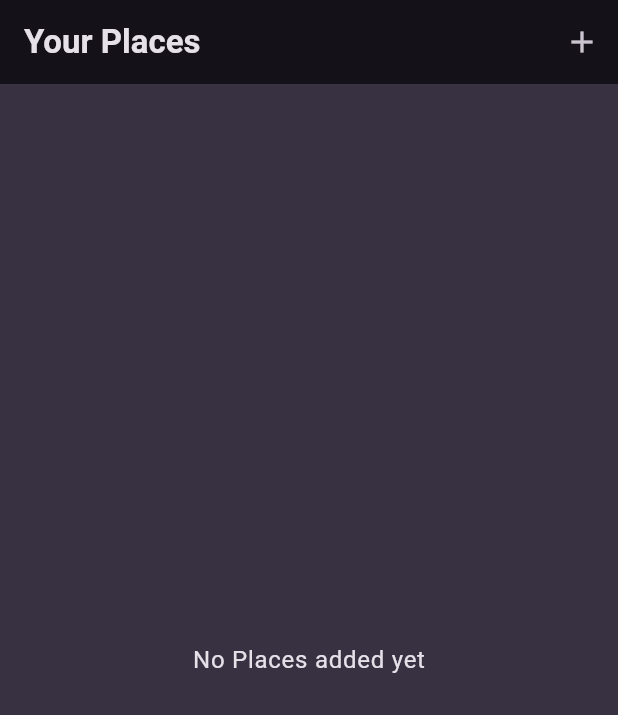
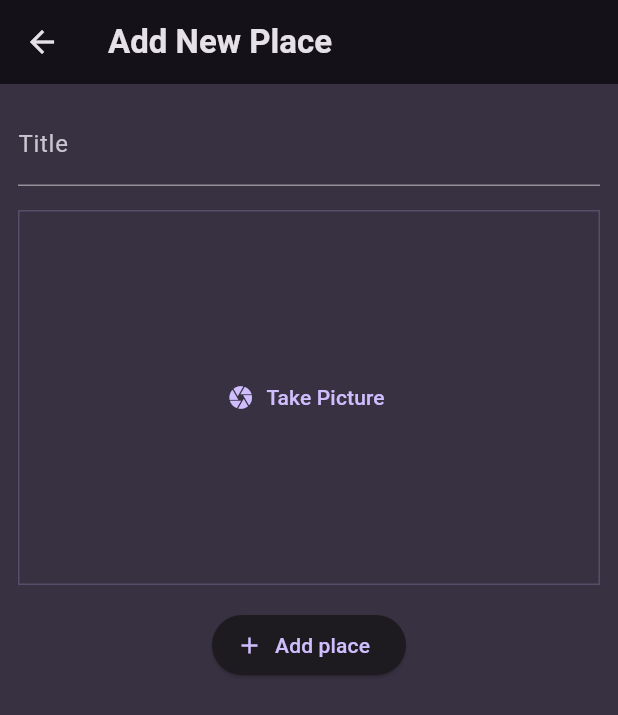
Before and after one commit to abhi-y918/Snap-Spots, a Flutter app: the screen it shows after launch, after a tap on the "add" icon, on a phone screen of 412 x 824 dp. Shown: the top 715 px of the screen. Run offline on Flutter 3.47's test engine with Material 3 defaults, Android fonts, the phone set to English and light mode, and no system bars; our stand-ins replace flutter_riverpod, google_fonts, image_picker.

Commit message:
Addition of addplace screen, image inputscreen.

```diff
--- a/lib/main.dart
+++ b/lib/main.dart
@@ -1,4 +1,5 @@
 import 'package:flutter/material.dart';
+import 'package:flutter_riverpod/flutter_riverpod.dart';
 
 import 'package:google_fonts/google_fonts.dart';
 import 'package:snap_spots/screens/places.dart';
@@ -28,7 +29,7 @@
 
 void main() {
   runApp(
-    const MyApp(),
+    const ProviderScope(child: MyApp()) ,
   );
 }
 
--- /dev/null
+++ b/lib/providers/user_places.dart
@@ -0,0 +1,15 @@
+import 'package:flutter_riverpod/flutter_riverpod.dart';
+import 'package:flutter_riverpod/legacy.dart';
+import 'package:snap_spots/models/place.dart';
+
+class UserplacesNotifier extends StateNotifier<List<Place>>{
+  UserplacesNotifier() : super(const[]);
+
+  void addplace(String title){
+    final newplace = Place(title :title);
+    state = [newplace, ...state];
+  }
+}
+final userplaceProvider = StateNotifierProvider<UserplacesNotifier,List<Place>>(
+    (ref)=>UserplacesNotifier(),
+);
--- a/lib/screens/add_place.dart
+++ b/lib/screens/add_place.dart
@@ -0,0 +1,65 @@
+import 'package:flutter/material.dart';
+import 'package:flutter_riverpod/flutter_riverpod.dart';
+import 'package:snap_spots/providers/user_places.dart';
+import 'package:snap_spots/widgets/image_input.dart';
+
+class AddplaceScreen extends ConsumerStatefulWidget{
+  const AddplaceScreen ({super.key});
+
+  @override
+  ConsumerState<AddplaceScreen> createState() {
+    return _AddplaceScreen();
+  }
+}
+class _AddplaceScreen extends ConsumerState<AddplaceScreen>{
+  final _titlecontroller = TextEditingController();
+
+  void _saveplace(){
+    final enteredtitle = _titlecontroller.text;
+
+    if( enteredtitle.isEmpty){
+      return ;
+    }
+
+    ref.read(userplaceProvider.notifier).addplace(enteredtitle);
+
+    Navigator.of(context).pop();
+  }
+
+  @override
+  void dispose(){
+    _titlecontroller.dispose();
+    super.dispose();
+  }
+  @override
+  Widget build(BuildContext context) {
+    return Scaffold(
+      appBar: AppBar(
+        title: const Text('Add New Place'),
+      ),
+      body: SingleChildScrollView(
+        padding: const EdgeInsets.all(12),
+        child: Column(
+          children: [
+            TextField(
+              decoration: InputDecoration(labelText: 'Title'),
+              controller: _titlecontroller,
+              style: TextStyle(
+                  color: Theme.of(context).colorScheme.onBackground,
+              ),
+            ),
+            //Image Input
+            const SizedBox(height: 16,),
+            ImageInput(),
+            const SizedBox(height: 16,),
+            ElevatedButton.icon(
+                onPressed: _saveplace,
+                icon: const Icon(Icons.add),
+                label: Text('Add place'),
+            )
+          ],
+        ),
+      ),
+    );
+  }
+}
--- /dev/null
+++ b/lib/screens/place_details.dart
@@ -0,0 +1,25 @@
+import 'package:flutter/material.dart';
+import 'package:snap_spots/models/place.dart';
+
+class Placedetails extends StatelessWidget{
+  const Placedetails({super.key,required this.place});
+
+  final Place place;
+
+  @override
+  Widget build(BuildContext context) {
+    return Scaffold(
+      appBar: AppBar(
+        title: Text(place.title),
+      ),
+      body: Center(
+        child: Text(
+          place.title,
+          style: Theme.of(context).textTheme.bodyLarge!.copyWith(
+            color: Theme.of(context).colorScheme.onBackground,
+          ),
+        ),
+      ),
+    );
+  }
+}
--- a/lib/screens/places.dart
+++ b/lib/screens/places.dart
@@ -1,22 +1,34 @@
 import 'package:flutter/material.dart';
+import 'package:flutter_riverpod/flutter_riverpod.dart';
+import 'package:snap_spots/providers/user_places.dart';
+import 'package:snap_spots/screens/add_place.dart';
 import 'package:snap_spots/widgets/places_list.dart';
 
-class PlacesScreen extends StatelessWidget{
+class PlacesScreen extends ConsumerWidget{
   const PlacesScreen({super.key});
 
   @override
-  Widget build(BuildContext context) {
+  Widget build(BuildContext context,WidgetRef ref) {
+    final userPlaces = ref.watch(userplaceProvider);
     return Scaffold(
       appBar: AppBar(
         title: const Text('Your Places'),
         actions: [
           IconButton(
-              onPressed: (){},
+              onPressed: (){
+                Navigator.of(context).push(
+                  MaterialPageRoute(
+                      builder: (ctx)=>const AddplaceScreen(),
+                  ),
+                );
+              },
               icon: const Icon(Icons.add),
           )
         ],
       ),
-      body: PlacesList(places: []),
+      body: PlacesList(
+          places: userPlaces,
+      ),
     );
   }
 }
--- /dev/null
+++ b/lib/widgets/image_input.dart
@@ -0,0 +1,59 @@
+import 'package:flutter/material.dart';
+import 'package:image_picker/image_picker.dart';
+import 'dart:io';
+
+class ImageInput extends StatefulWidget{
+  const ImageInput({super.key});
+
+  @override
+  State<ImageInput> createState() {
+    return _ImageInputState();
+  }
+}
+class _ImageInputState extends State<ImageInput>{
+   File? _selectedimage;
+  void _takePicture()async{
+    final imagepicker = ImagePicker();
+    final pickedimage = await imagepicker.pickImage(source: ImageSource.camera,maxWidth: 600,);
+
+    if(pickedimage==null){
+      return;
+    }
+    setState(() {
+      _selectedimage = File(pickedimage.path);
+    });
+
+
+  }
+  @override
+  Widget build(BuildContext context) {
+    Widget content = TextButton.icon(
+      icon : Icon(Icons.camera),
+      label: const Text('Take Picture'),
+      onPressed: _takePicture,
+    );
+    if(_selectedimage!=null){
+      content = GestureDetector(
+        onTap: _takePicture,
+        child:Image.file(
+          _selectedimage!,
+          fit: BoxFit.cover,
+          width: double.infinity,
+          height: double.infinity,
+        ),
+      );
+    }
+    return Container(
+      decoration: BoxDecoration(
+        border: Border.all(
+          width: 1,
+          color: Theme.of(context).colorScheme.primary.withOpacity(0.2),
+        )
+      ),
+      height: 250,
+      width: double.infinity,
+      alignment: Alignment.center,
+      child: content,
+    );
+  }
+}
--- a/pubspec.yaml
+++ b/pubspec.yaml
@@ -36,6 +36,8 @@ dependencies:
   cupertino_icons: ^1.0.8
   google_fonts: ^6.3.2
   uuid: ^4.5.1
+  flutter_riverpod: ^3.0.3
+  image_picker: ^1.2.0
 
 dev_dependencies:
   flutter_test:
```
Also changed, not shown: lib/widgets/places_list.dart (+10 -0 lines), lib/screens/places_details.dart (deleted), pubspec.lock, 6 other files.
